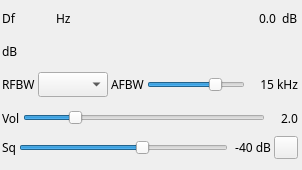
First picture: the form in plugins/channelrx/demodwfm/wfmdemodgui.ui, repository f4exb/sdrangel, before the edit.
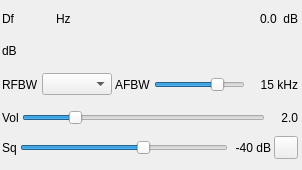
Second picture: the form after the edit. Icons and pictures are not drawn. Custom widgets are drawn as their Qt base class.

Commit message: Channel Rx plugins: use liberation font

Diff of the .ui file:
```diff
--- a/plugins/channelrx/demodwfm/wfmdemodgui.ui
+++ b/plugins/channelrx/demodwfm/wfmdemodgui.ui
@@ -24,7 +24,7 @@
   </property>
   <property name="font">
    <font>
-    <family>Sans Serif</family>
+    <family>Liberation Sans</family>
     <pointsize>9</pointsize>
    </font>
   </property>
@@ -186,7 +186,7 @@
         </property>
         <property name="font">
          <font>
-          <family>Monospace</family>
+          <family>Liberation Mono</family>
           <pointsize>8</pointsize>
          </font>
         </property>
```
Left out of the diff: 13 changed lines with no effect on the pictures. The commit also changes 21 other files.
